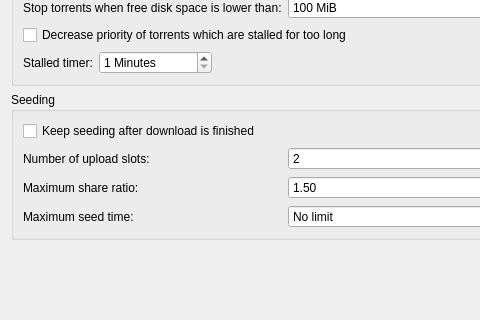
The window that ktorrent/qmpref.ui (KDE/ktorrent) describes before a commit, drawn with Qt 5; both pictures show x 0 to 480 and y 156 to 476 of the 569 by 476 pixel window.
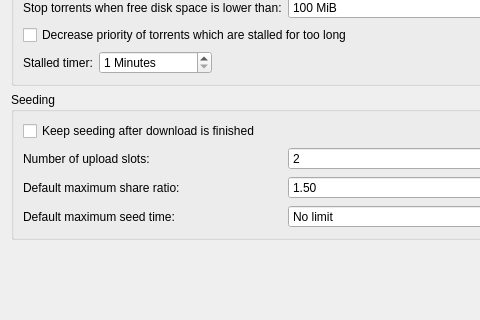
The same window after the commit.

Commit message:
Maximum share ratio -> Default maximum share ratio Maximum seed time -> Default maximum seed time
To avoid confusion

The edit to the form file:
```diff
--- a/ktorrent/qmpref.ui
+++ b/ktorrent/qmpref.ui
@@ -229,7 +229,7 @@
       <item row="2" column="0" >
        <widget class="QLabel" name="label_8" >
         <property name="text" >
-         <string>Maximum share ratio:</string>
+         <string>Default maximum share ratio:</string>
         </property>
        </widget>
       </item>
@@ -258,7 +258,7 @@
       <item row="3" column="0" >
        <widget class="QLabel" name="label_9" >
         <property name="text" >
-         <string>Maximum seed time:</string>
+         <string>Default maximum seed time:</string>
         </property>
        </widget>
       </item>
```
